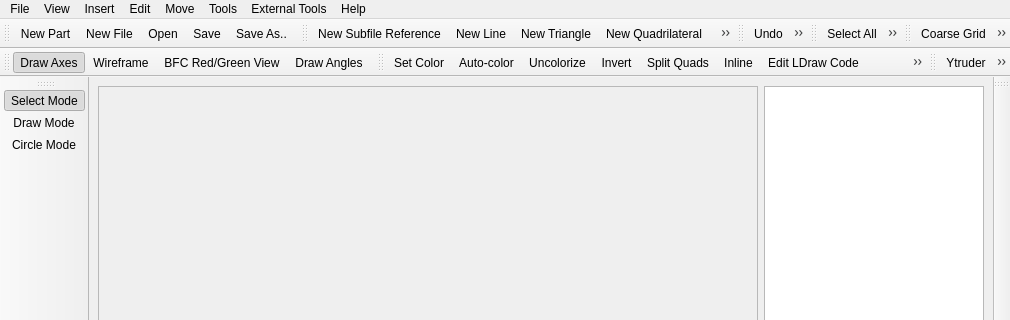
Old version of the form ui/ldforge.ui in the repository crimsondusk/ldforge; both pictures show x 0 to 1010 and y 0 to 320 of the 1010 by 641 pixel window.
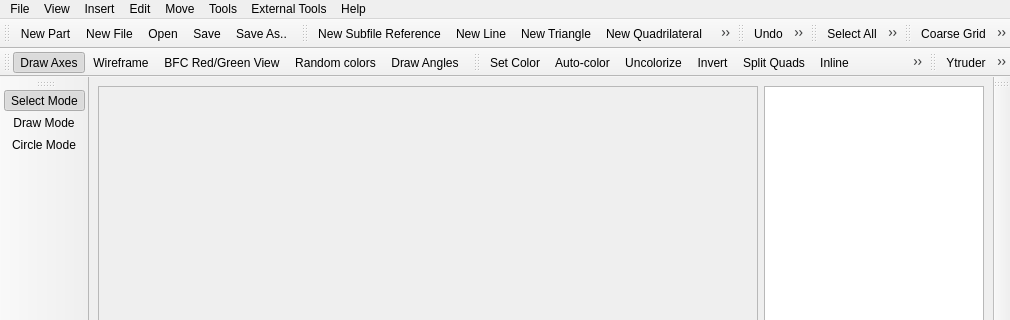
New version of the form. Icons and pictures are not drawn.

Commit message: - added an icon for random colors

The edit to the form file:
```diff
--- a/ui/ldforge.ui
+++ b/ui/ldforge.ui
@@ -353,6 +353,7 @@
    <addaction name="actionAxes"/>
    <addaction name="actionWireframe"/>
    <addaction name="actionBFCView"/>
+   <addaction name="actionRandomColors"/>
    <addaction name="actionDrawAngles"/>
   </widget>
   <widget class="QToolBar" name="toolBar_7">
```
Left out of the diff: 4 changed lines with no effect on the pictures. The commit also changes 2 other files.
